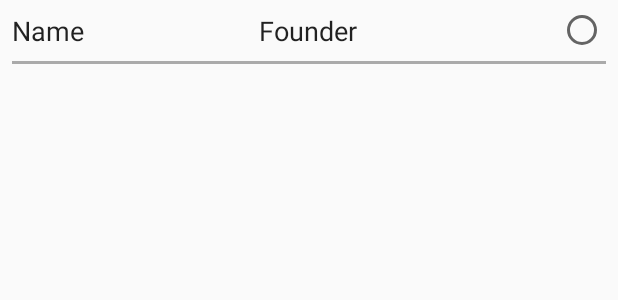
After one commit to mingmintang/sharebuy, an Android app: the layout row_group.xml on its own in the app's theme, with its tools: preview values and no code run, on a phone screen of 412 x 824 dp. The commit adds this screen. Shown: the top 300 px of the screen. Run offline under Robolectric (Android 15) with nearby library versions, the phone set to English and light mode, and no system bars.

Commit message:
Add single choice group item layout

```diff
--- a/app/src/main/java/com/mingmin/sharebuy/AddGroupDialog.java
+++ b/app/src/main/java/com/mingmin/sharebuy/AddGroupDialog.java
@@ -52,7 +52,7 @@ public class AddGroupDialog extends DialogFragment {
                     tilName.setError("名稱不能空白");
                 } else {
                     tilName.setError("");
-                    listener.onConfirm(groupName);
+                    listener.onAddGroupConfirm(groupName);
                     alertDialog.dismiss();
                 }
             }
@@ -62,6 +62,6 @@ public class AddGroupDialog extends DialogFragment {
     }
 
     public interface OnAddGroupListener {
-        void onConfirm(String groupName);
+        void onAddGroupConfirm(String groupName);
     }
 }
--- /dev/null
+++ b/app/src/main/res/layout/row_group.xml
@@ -0,0 +1,62 @@
+<?xml version="1.0" encoding="utf-8"?>
+<android.support.constraint.ConstraintLayout xmlns:android="http://schemas.android.com/apk/res/android"
+    xmlns:app="http://schemas.android.com/apk/res-auto"
+    xmlns:tools="http://schemas.android.com/tools"
+    android:layout_width="match_parent"
+    android:layout_height="wrap_content">
+
+    <TextView
+        android:id="@+id/group_name"
+        android:layout_width="0dp"
+        android:layout_height="wrap_content"
+        android:layout_marginEnd="8dp"
+        android:layout_marginStart="8dp"
+        android:layout_marginTop="8dp"
+        android:text="Name"
+        android:textAppearance="@android:style/TextAppearance.Medium"
+        app:layout_constraintEnd_toStartOf="@+id/guideline7"
+        app:layout_constraintStart_toStartOf="parent"
+        app:layout_constraintTop_toTopOf="parent" />
+
+    <TextView
+        android:id="@+id/group_founderName"
+        android:layout_width="0dp"
+        android:layout_height="wrap_content"
+        android:layout_marginEnd="8dp"
+        android:layout_marginStart="8dp"
+        android:layout_marginTop="8dp"
+        android:text="Founder"
+        android:textAppearance="@android:style/TextAppearance.Medium"
+        app:layout_constraintEnd_toStartOf="@+id/group_radioButton"
+        app:layout_constraintStart_toStartOf="@+id/guideline7"
+        app:layout_constraintTop_toTopOf="parent" />
+
+    <RadioButton
+        android:id="@+id/group_radioButton"
+        android:layout_width="wrap_content"
+        android:layout_height="wrap_content"
+        android:layout_marginEnd="8dp"
+        android:layout_marginTop="4dp"
+        app:layout_constraintEnd_toEndOf="parent"
+        app:layout_constraintTop_toTopOf="parent" />
+
+    <android.support.constraint.Guideline
+        android:id="@+id/guideline7"
+        android:layout_width="wrap_content"
+        android:layout_height="wrap_content"
+        android:orientation="vertical"
+        app:layout_constraintGuide_percent="0.4" />
+
+    <View
+        android:id="@+id/divider1"
+        android:layout_width="match_parent"
+        android:layout_height="2dp"
+        android:layout_marginEnd="8dp"
+        android:layout_marginStart="8dp"
+        android:layout_marginTop="8dp"
+        android:background="@android:color/darker_gray"
+        app:layout_constraintEnd_toEndOf="parent"
+        app:layout_constraintHorizontal_bias="0.0"
+        app:layout_constraintStart_toStartOf="parent"
+        app:layout_constraintTop_toBottomOf="@+id/group_founderName" />
+</android.support.constraint.ConstraintLayout>
```
Also changed, not shown: app/src/main/java/com/mingmin/sharebuy/GroupFragment.java (+9 -5 lines), app/src/main/java/com/mingmin/sharebuy/JoinGroupDialog.java (added, +123 -0 lines), app/src/main/res/drawable/border.xml (added, +8 -0 lines), app/src/main/res/drawable/ic_account_search.xml (added, +7 -0 lines), app/src/main/res/layout/dialog_join_group.xml (added, +61 -0 lines).
